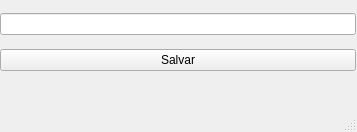
Qt form interface/salvar.ui (Red-Dragons-UFSCar/red-visao) before a commit.
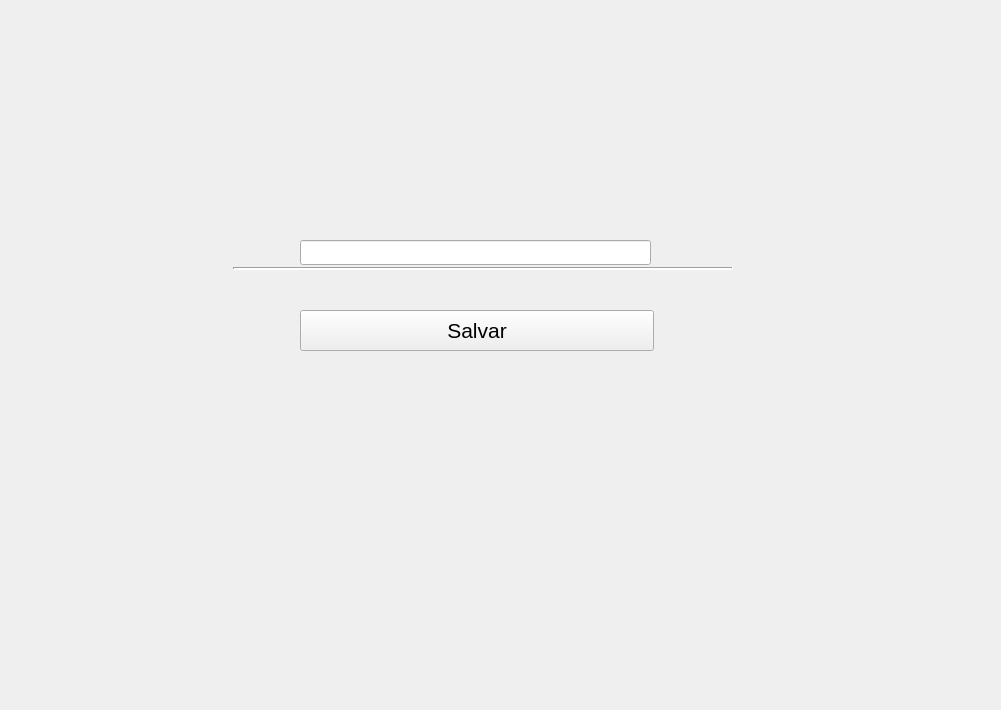
The same form after that commit.

What changed in the file:
```diff
--- a/interface/salvar.ui
+++ b/interface/salvar.ui
@@ -1,63 +1,70 @@
 <?xml version="1.0" encoding="UTF-8"?>
 <ui version="4.0">
- <class>MainWindow</class>
- <widget class="QMainWindow" name="MainWindow">
-  <property name="windowModality">
-   <enum>Qt::NonModal</enum>
-  </property>
+ <class>Form</class>
+ <widget class="QWidget" name="Form">
   <property name="geometry">
    <rect>
     <x>0</x>
     <y>0</y>
-    <width>357</width>
-    <height>132</height>
+    <width>1001</width>
+    <height>710</height>
    </rect>
   </property>
   <property name="windowTitle">
    <string>Salvar modelo</string>
   </property>
-  <widget class="QWidget" name="centralwidget">
-   <widget class="QWidget" name="gridLayoutWidget">
-    <property name="geometry">
-     <rect>
-      <x>0</x>
-      <y>5</y>
-      <width>356</width>
-      <height>76</height>
-     </rect>
-    </property>
-    <layout class="QGridLayout" name="gridLayout" columnstretch="0">
-     <property name="sizeConstraint">
-      <enum>QLayout::SetDefaultConstraint</enum>
-     </property>
-     <item row="0" column="0">
-      <layout class="QHBoxLayout" name="horizontalLayout">
-       <item>
-        <widget class="QLineEdit" name="QT_nomeSalvar"/>
-       </item>
-      </layout>
-     </item>
-     <item row="1" column="0">
-      <widget class="QPushButton" name="QT_salvar">
-       <property name="text">
-        <string>Salvar</string>
-       </property>
-      </widget>
-     </item>
-    </layout>
-   </widget>
+  <property name="styleSheet">
+   <string notr="true">QLabel#label_line{
+	background-color: rgb(238, 238, 236);
+}</string>
+  </property>
+  <widget class="QPushButton" name="QT_salvar">
+   <property name="geometry">
+    <rect>
+     <x>300</x>
+     <y>310</y>
+     <width>354</width>
+     <height>41</height>
+    </rect>
+   </property>
+   <property name="font">
+    <font>
+     <pointsize>16</pointsize>
+    </font>
+   </property>
+   <property name="text">
+    <string>Salvar</string>
+   </property>
   </widget>
-  <widget class="QMenuBar" name="menubar">
+  <widget class="QLineEdit" name="QT_nomeSalvar">
    <property name="geometry">
     <rect>
-     <x>0</x>
-     <y>0</y>
-     <width>357</width>
-     <height>28</height>
+     <x>300</x>
+     <y>240</y>
+     <width>351</width>
+     <height>25</height>
     </rect>
    </property>
+   <property name="alignment">
+    <set>Qt::AlignCenter</set>
+   </property>
   </widget>
-  <widget class="QStatusBar" name="statusbar"/>
+  <widget class="Line" name="line">
+   <property name="geometry">
+    <rect>
+     <x>233</x>
+     <y>267</y>
+     <width>500</width>
+     <height>3</height>
+    </rect>
+   </property>
+   <property name="lineWidth">
+    <number>2</number>
+   </property>
+   <property name="orientation">
+    <enum>Qt::Horizontal</enum>
+   </property>
+  </widget>
  </widget>
  <resources/>
  <connections/>
```
Left out of the diff: 19 changed lines with no effect on the pictures.
